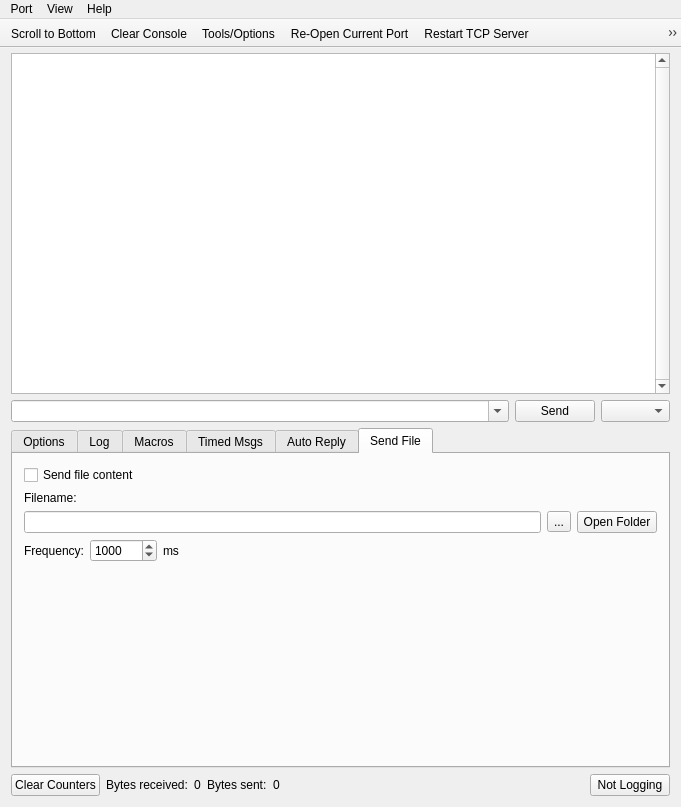
Old version of the form src/mainwindow.ui in the repository noedigcode/SimpleSerial.
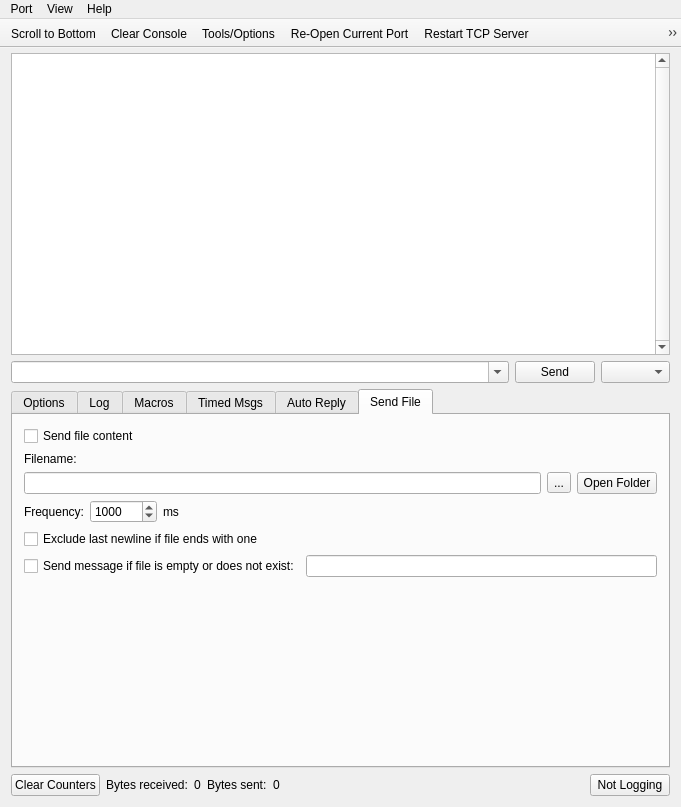
New version of the form. The open tabs and pages were chosen to show the change. Icons and pictures are not drawn. Custom widgets are drawn as their Qt base class.

Commit message: Send file: add option to exclude ending newline in file. Add option to send a predefined message if the file does not exist or is empty. Prevent replacing escape sequences when sending file content. Bump to version 1.1.0+sendfile2

```diff
--- a/src/mainwindow.ui
+++ b/src/mainwindow.ui
@@ -955,6 +955,30 @@
               </item>
              </layout>
             </item>
+            <item>
+             <widget class="QCheckBox" name="checkBox_sendFile_excludeEndingNewline">
+              <property name="text">
+               <string>Exclude last newline if file ends with one</string>
+              </property>
+             </widget>
+            </item>
+            <item>
+             <layout class="QHBoxLayout" name="horizontalLayout_20">
+              <property name="topMargin">
+               <number>0</number>
+              </property>
+              <item>
+               <widget class="QCheckBox" name="checkBox_sendFile_sendMsgIfEmpty">
+                <property name="text">
+                 <string>Send message if file is empty or does not exist:</string>
+                </property>
+               </widget>
+              </item>
+              <item>
+               <widget class="QLineEdit" name="lineEdit_sendFile_msgIfEmpty"/>
+              </item>
+             </layout>
+            </item>
             <item>
              <spacer name="verticalSpacer_16">
               <property name="orientation">
```
Left out of the diff: 4 changed lines with no effect on the pictures. The commit also changes 3 other files.
